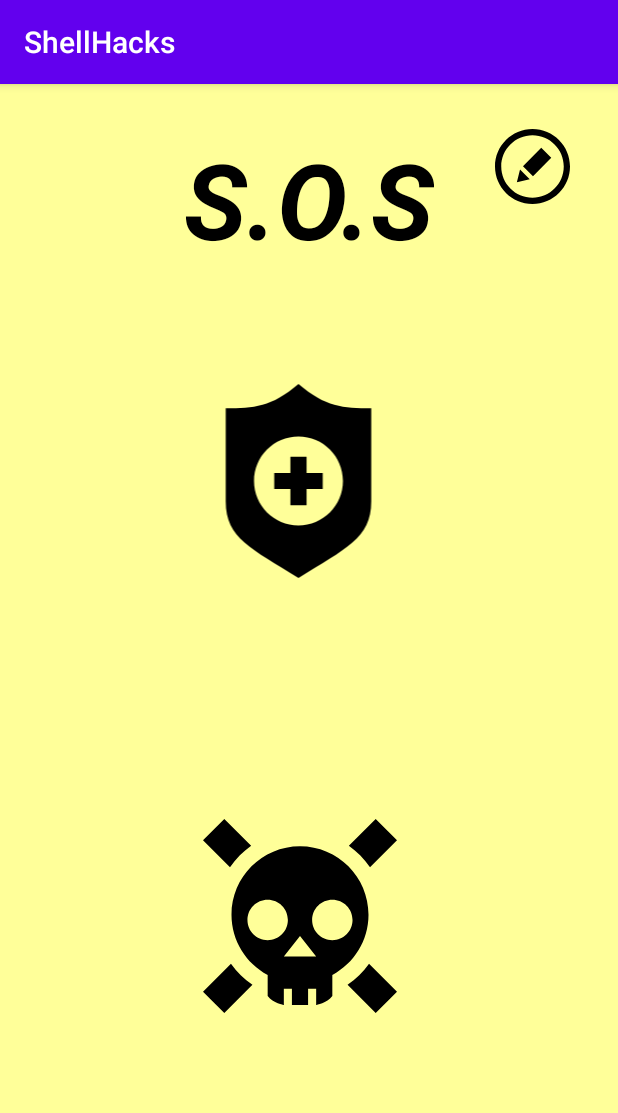
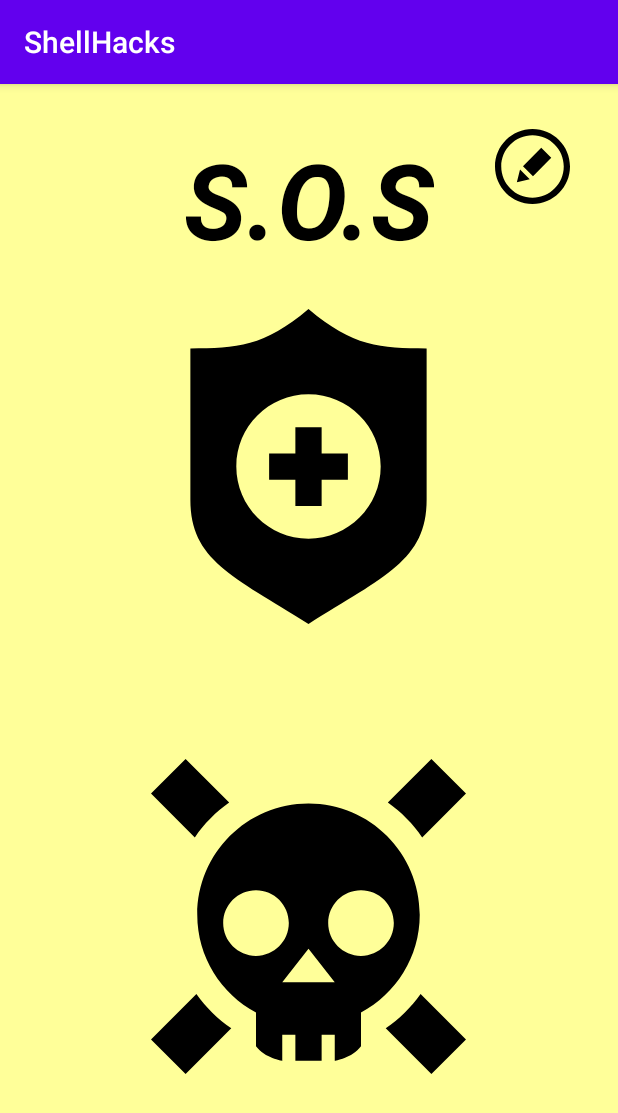
Before and after one commit to kchekuri26/ShellHacks, an Android app: the screen it shows after launch (MainActivity), on a phone screen of 412 x 824 dp. Shown: the top 1113 px of the screen. Run offline under Robolectric (Android 15) with nearby library versions, the phone set to English and light mode, and no system bars.

Commit message:
All DONE DONE DONE!!!

```diff
--- a/app/src/main/res/layout/activity_main.xml
+++ b/app/src/main/res/layout/activity_main.xml
@@ -20,18 +20,18 @@
 
     <ImageView
         android:id="@+id/medical"
-        android:layout_width="298dp"
-        android:layout_height="129dp"
-        android:layout_marginTop="200dp"
-        android:translationX="50dp"
+        android:layout_width="210dp"
+        android:layout_height="210dp"
+        android:layout_centerHorizontal="true"
+        android:layout_marginTop="150dp"
         app:srcCompat="@drawable/ic_iconmonstr_medical_21" />
 
     <ImageView
         android:id="@+id/danger"
-        android:layout_width="300dp"
-        android:layout_height="129dp"
-        android:layout_marginTop="490dp"
-        android:translationX="50dp"
+        android:layout_width="210dp"
+        android:layout_height="210dp"
+        android:layout_centerHorizontal="true"
+        android:layout_marginTop="450dp"
         app:srcCompat="@drawable/ic_iconmonstr_danger_1" />
 
     <TextView
```
Also changed, not shown: app/src/main/java/com/codepath/shellhacks/MapsActivity.java (+17 -8 lines).
